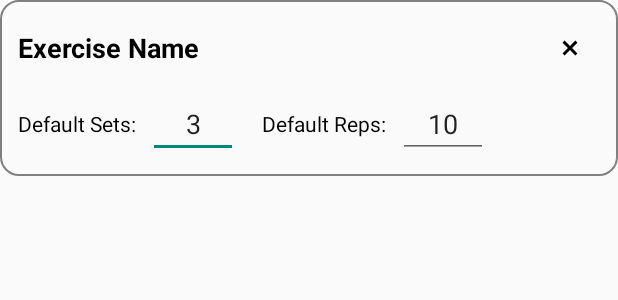
After one commit to algenabagat/ITISMOB_MCO_Gainly, an Android app built with Jetpack Compose: the layout pre_config_exercise_item.xml on its own in the app's theme, with its tools: preview values and no code run, on a phone screen of 412 x 824 dp. The commit adds this screen. Shown: the top 300 px of the screen. Run offline under Robolectric (Android 15) with nearby library versions, the phone set to English and light mode, and no system bars.

Commit message:
working on create new workout, select exercise.  working filter by muscle group + exercise details

```diff
--- a/app/src/main/java/com/itismob/s17/gainly/SelectedExerciseAdapter.kt
+++ b/app/src/main/java/com/itismob/s17/gainly/SelectedExerciseAdapter.kt
@@ -7,10 +7,7 @@ import android.widget.ImageButton
 import android.widget.TextView
 import androidx.recyclerview.widget.RecyclerView
 
-class SelectedExercisesAdapter(
-    private var exercises: MutableList<Exercise>,
-    private val onRemoveClick: (Exercise) -> Unit
-) : RecyclerView.Adapter<SelectedExercisesAdapter.SelectedExerciseViewHolder>() {
+class SelectedExercisesAdapter(private var exercises: MutableList<Exercise>,private val onRemoveClick: (Exercise) -> Unit) : RecyclerView.Adapter<SelectedExercisesAdapter.SelectedExerciseViewHolder>() {
 
     // This ViewHolder holds the views for a single item.
     inner class SelectedExerciseViewHolder(itemView: View) : RecyclerView.ViewHolder(itemView) {
--- /dev/null
+++ b/app/src/main/res/drawable/ic_question_mark.xml
@@ -0,0 +1,5 @@
+<vector xmlns:android="http://schemas.android.com/apk/res/android" android:autoMirrored="true" android:height="24dp" android:tint="#000000" android:viewportHeight="960" android:viewportWidth="960" android:width="24dp">
+
+    <path android:fillColor="@android:color/white" android:pathData="M478,720Q499,720 513.5,705.5Q528,691 528,670Q528,649 513.5,634.5Q499,620 478,620Q457,620 442.5,634.5Q428,649 428,670Q428,691 442.5,705.5Q457,720 478,720ZM442,566L516,566Q516,533 523.5,514Q531,495 566,462Q592,436 607,412.5Q622,389 622,356Q622,300 581,270Q540,240 484,240Q427,240 391.5,270Q356,300 342,342L408,368Q413,350 430.5,329Q448,308 484,308Q516,308 532,325.5Q548,343 548,364Q548,384 536,401.5Q524,419 506,434Q462,473 452,493Q442,513 442,566ZM480,880Q397,880 324,848.5Q251,817 197,763Q143,709 111.5,636Q80,563 80,480Q80,397 111.5,324Q143,251 197,197Q251,143 324,111.5Q397,80 480,80Q563,80 636,111.5Q709,143 763,197Q817,251 848.5,324Q880,397 880,480Q880,563 848.5,636Q817,709 763,763Q709,817 636,848.5Q563,880 480,880ZM480,800Q614,800 707,707Q800,614 800,480Q800,346 707,253Q614,160 480,160Q346,160 253,253Q160,346 160,480Q160,614 253,707Q346,800 480,800ZM480,480Q480,480 480,480Q480,480 480,480Q480,480 480,480Q480,480 480,480Q480,480 480,480Q480,480 480,480Q480,480 480,480Q480,480 480,480Z"/>
+
+</vector>
--- /dev/null
+++ b/app/src/main/res/layout/pre_config_exercise_item.xml
@@ -0,0 +1,78 @@
+<?xml version="1.0" encoding="utf-8"?>
+<LinearLayout xmlns:android="http://schemas.android.com/apk/res/android"
+    android:layout_width="match_parent"
+    android:layout_height="wrap_content"
+    android:background="@drawable/back_gray_border"
+    android:orientation="vertical"
+    android:padding="12dp"
+    android:layout_marginBottom="8dp">
+
+    <LinearLayout
+        android:layout_width="match_parent"
+        android:layout_height="wrap_content"
+        android:gravity="center_vertical"
+        android:orientation="horizontal">
+
+        <TextView
+            android:id="@+id/exerciseNameTv"
+            android:layout_width="0dp"
+            android:layout_height="wrap_content"
+            android:layout_weight="1"
+            android:text="Exercise Name"
+            android:textColor="@color/black"
+            android:textSize="18sp"
+            android:textStyle="bold" />
+
+        <ImageButton
+            android:id="@+id/removeExerciseBtn"
+            android:layout_width="40dp"
+            android:layout_height="40dp"
+            android:background="?attr/selectableItemBackgroundBorderless"
+            android:contentDescription="Remove exercise"
+            android:src="@drawable/ic_close" />
+
+    </LinearLayout>
+
+    <LinearLayout
+        android:layout_width="match_parent"
+        android:layout_height="wrap_content"
+        android:layout_marginTop="8dp"
+        android:gravity="center_vertical"
+        android:orientation="horizontal">
+
+        <TextView
+            android:layout_width="wrap_content"
+            android:layout_height="wrap_content"
+            android:text="Default Sets:"
+            android:textColor="@color/black"/>
+
+        <EditText
+            android:id="@+id/defaultSetsEtx"
+            android:layout_width="60dp"
+            android:layout_height="wrap_content"
+            android:layout_marginStart="8dp"
+            android:hint="e.g. 3"
+            android:inputType="number"
+            android:text="3"
+            android:textAlignment="center" />
+
+        <TextView
+            android:layout_width="wrap_content"
+            android:layout_height="wrap_content"
+            android:layout_marginStart="16dp"
+            android:text="Default Reps:"
+            android:textColor="@color/black"/>
+
+        <EditText
+            android:id="@+id/defaultRepsEtx"
+            android:layout_width="60dp"
+            android:layout_height="wrap_content"
+            android:layout_marginStart="8dp"
+            android:hint="e.g. 10"
+            android:inputType="number"
+            android:text="10"
+            android:textAlignment="center" />
+
+    </LinearLayout>
+
+</LinearLayout>
--- a/app/src/main/res/values/strings.xml
+++ b/app/src/main/res/values/strings.xml
@@ -8,4 +8,5 @@
     <string name="facebook_app_id">1379926450534196</string>
     <string name="fb_login_protocol_scheme">fb1379926450534196</string>
     <string name="facebook_client_token">17aa6d7723a10dbca96c3e4a266af7c2</string>
+    <string name="select_muscle_group">Select Muscle Group</string>
 </resources>
```
Also changed, not shown: app/src/main/java/com/itismob/s17/gainly/AllExercisesAdapter.kt (added, +64 -0 lines), app/src/main/java/com/itismob/s17/gainly/MainActivity.kt (+45 -9 lines), app/src/main/res/drawable/rounded_background.xml (added, +8 -0 lines), app/src/main/res/layout/dialog_select_exercise.xml (added, +30 -0 lines), app/src/main/res/layout/item_exercise_selectable.xml (added, +47 -0 lines).
